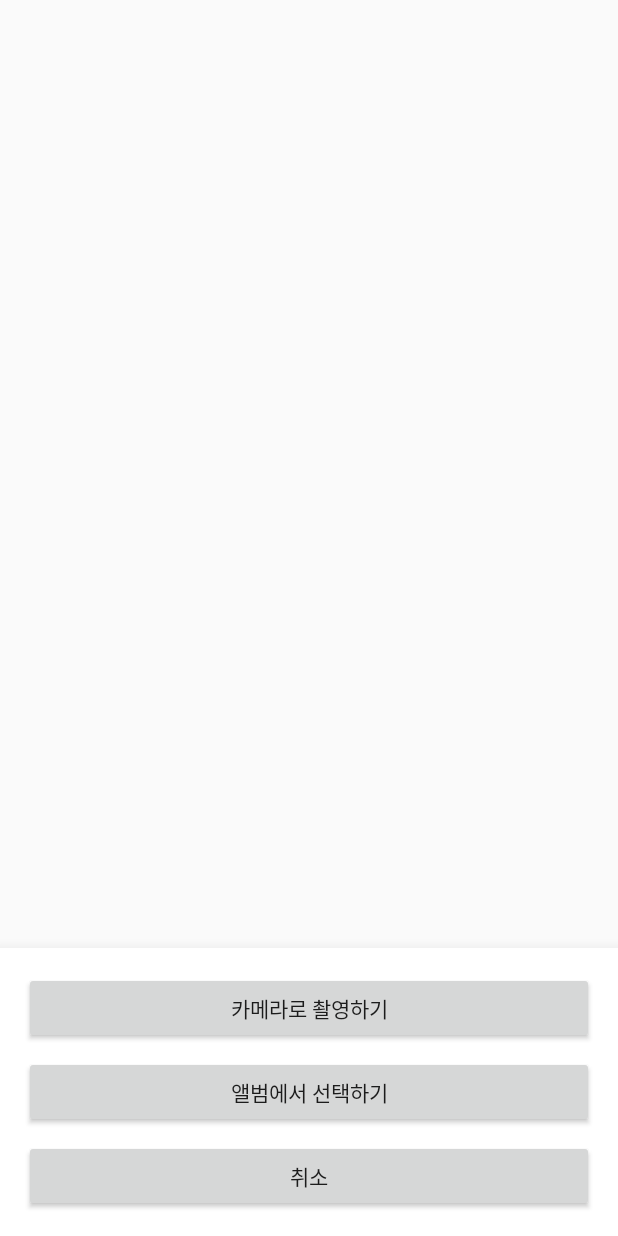
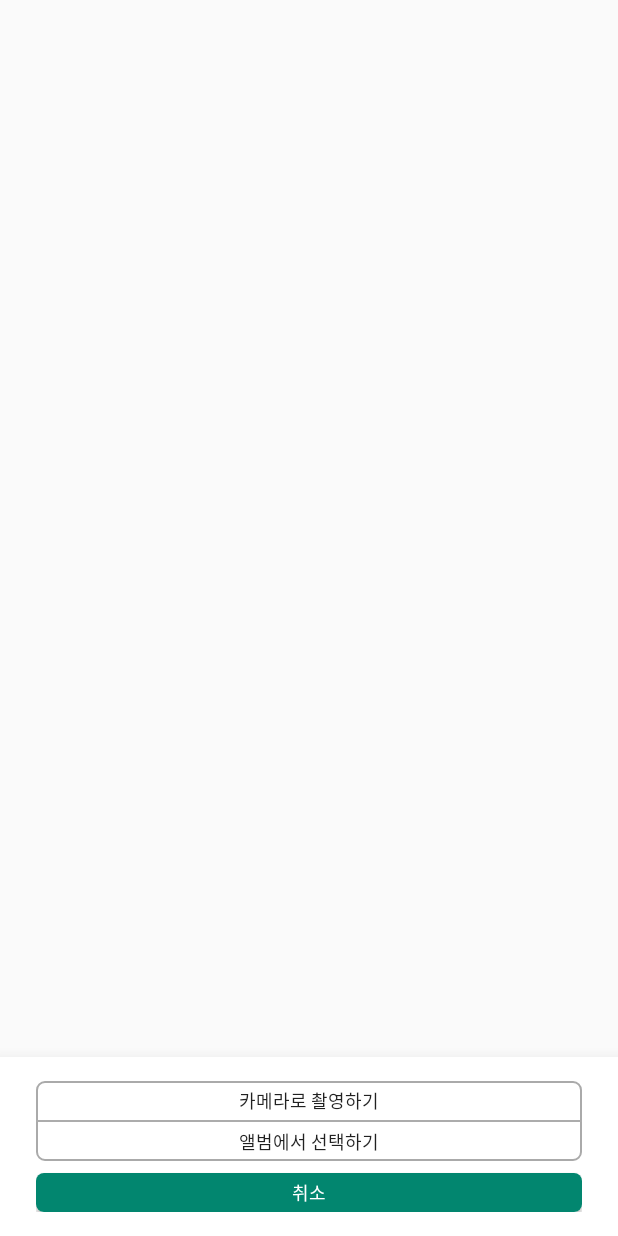
Before and after one commit to WASH-Wrong-Answer-Strorage-Hub/Wash-Android, an Android app: the NoteOptionsBottomSheet screen opened through its navigation route, on a phone screen of 412 x 824 dp. Run offline under Robolectric (Android 15) with nearby library versions, the phone set to English and light mode, and no system bars; our stand-ins replace navigation-ui.

Commit message:
[FEAT] 바텀시트 디자인 구현 #3

```diff
--- /dev/null
+++ b/app/src/main/res/drawable/note_add_btn.xml
@@ -0,0 +1,4 @@
+<shape xmlns:android="http://schemas.android.com/apk/res/android">
+    <solid android:color="@color/main"/> <!-- 원하는 배경색 설정 -->
+    <corners android:radius="5dp"/> <!-- 모서리를 둥글게 설정 -->
+</shape>
--- /dev/null
+++ b/app/src/main/res/drawable/note_add_btn_line.xml
@@ -0,0 +1,5 @@
+<shape xmlns:android="http://schemas.android.com/apk/res/android">
+    <solid android:color="@android:color/white"/> <!-- 배경색을 흰색으로 설정 -->
+    <corners android:radius="5dp"/> <!-- 모서리를 둥글게 설정 -->
+    <stroke android:width="1dp" android:color="@android:color/darker_gray"/> <!-- 경계선을 추가 -->
+</shape>
--- a/app/src/main/res/layout/note_bottom_sheet_options.xml
+++ b/app/src/main/res/layout/note_bottom_sheet_options.xml
@@ -4,25 +4,47 @@
     android:layout_width="match_parent"
     android:layout_height="wrap_content"
     android:orientation="vertical"
-    android:padding="16dp">
+    android:paddingLeft="24dp"
+    android:paddingRight="24dp"
+    android:paddingBottom="16dp"
+    android:paddingTop="16dp"
+    android:background="@android:color/transparent"> <!-- padding을 0으로 설정 -->
 
-    <Button
-        android:id="@+id/button_camera"
+    <LinearLayout
         android:layout_width="match_parent"
         android:layout_height="wrap_content"
-        android:text="카메라로 촬영하기" />
+        android:background="@drawable/note_add_btn_line"
+        android:orientation="vertical"> <!-- 경계선을 추가 -->
 
-    <Button
-        android:id="@+id/button_gallery"
-        android:layout_width="match_parent"
-        android:layout_height="wrap_content"
-        android:layout_marginTop="8dp"
-        android:text="앨범에서 선택하기" />
+        <Button
+            android:id="@+id/button_camera"
+            android:layout_width="match_parent"
+            android:layout_height="26dp"
+            android:background="@android:color/transparent"
+            android:text="카메라로 촬영하기"
+            style="@style/mg_12"/>
+
+        <View
+            android:layout_width="match_parent"
+            android:layout_height="1dp"
+            android:background="@color/middle_gray" /> <!-- 구분선 추가 -->
+
+        <Button
+            android:id="@+id/button_gallery"
+            android:layout_width="match_parent"
+            android:layout_height="26dp"
+            android:background="@android:color/transparent"
+            style="@style/mg_12"
+            android:text="앨범에서 선택하기" />
+    </LinearLayout>
 
     <Button
         android:id="@+id/button_cancel"
         android:layout_width="match_parent"
-        android:layout_height="wrap_content"
+        android:layout_height="26dp"
         android:layout_marginTop="8dp"
-        android:text="취소" />
+        android:background="@drawable/note_add_btn"
+        android:text="취소"
+        style="@style/mg_12"
+        android:textColor="@android:color/white" /> <!-- 텍스트 색상을 흰색으로 설정 -->
 </LinearLayout>
```
